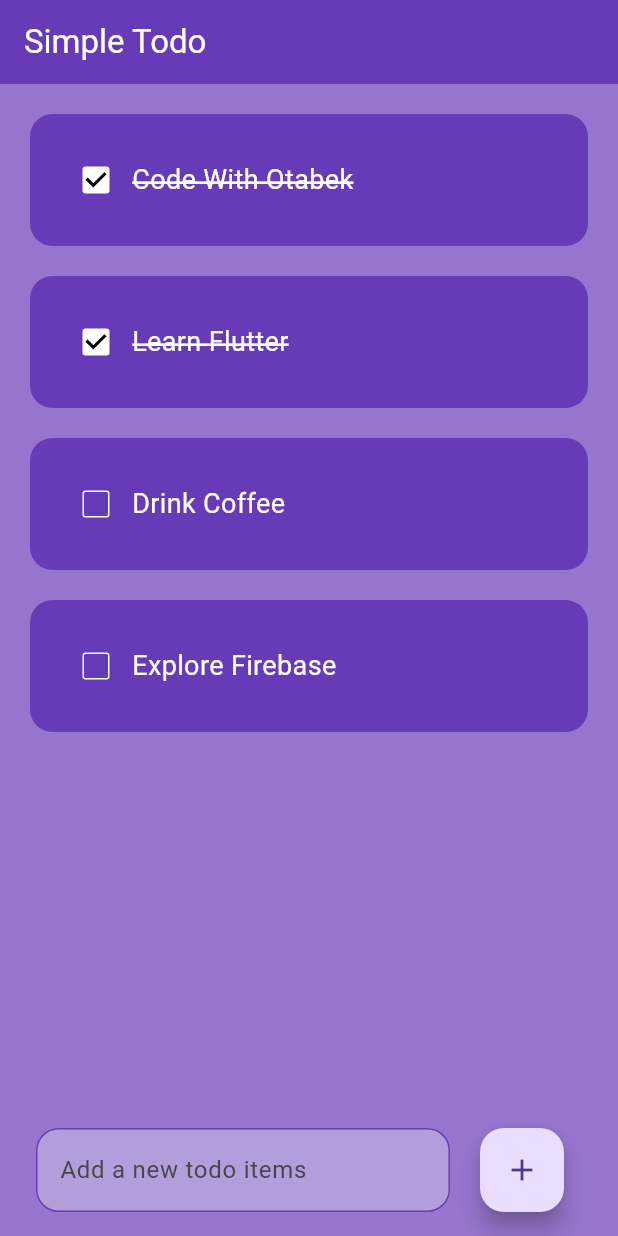
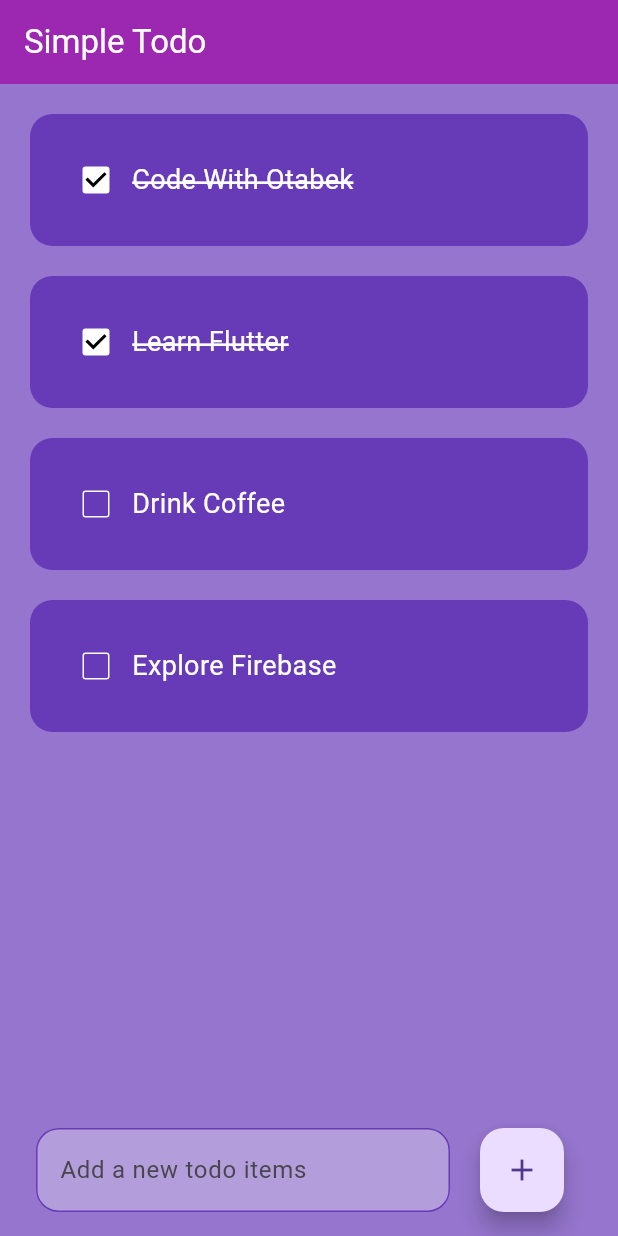
Before and after one commit to singhrishabh93/todo_app_flutter-main, a Flutter app: the screen it shows after launch, on a phone screen of 412 x 824 dp. Run offline on Flutter 3.47's test engine with Material 3 defaults, Android fonts, the phone set to English and light mode, and no system bars; drawn by our look-alikes of flutter_slidable.

Commit message:
new release

```diff
--- a/lib/pages/home_page.dart
+++ b/lib/pages/home_page.dart
@@ -44,7 +44,7 @@ class _HomePageState extends State<HomePage> {
         title: const Text(
           'Simple Todo',
         ),
-        backgroundColor: Colors.deepPurple,
+        backgroundColor: Colors.purple,
         foregroundColor: Colors.white,
       ),
       body: ListView.builder(
```
